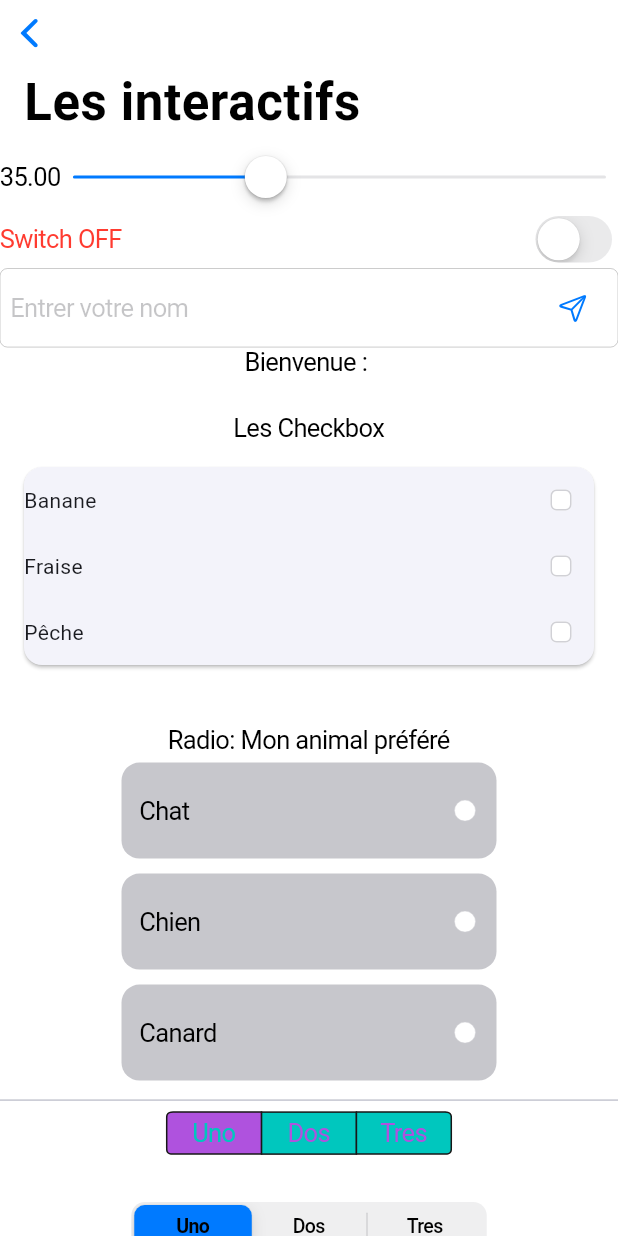
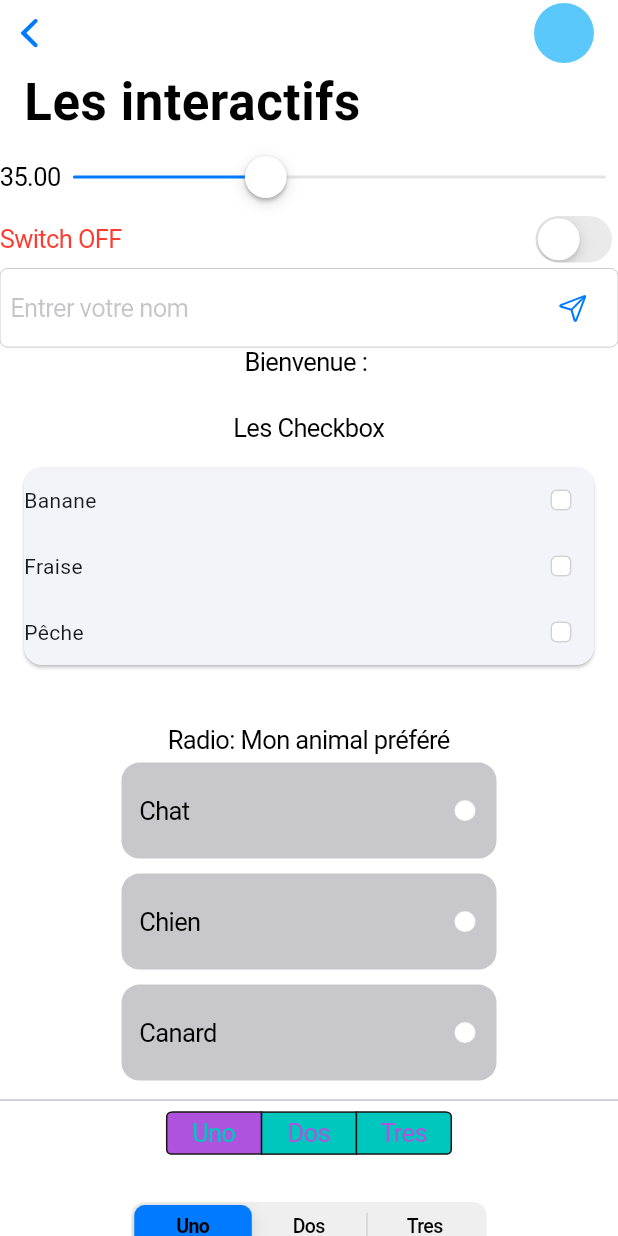
Before and after one commit to KifK2f/cupertino, a Flutter app: the IosInteractif screen opened directly, on a phone screen of 412 x 824 dp. Run offline on Flutter 3.47's test engine with Material 3 defaults, Android fonts, the phone set to English and light mode, and no system bars.

Commit message:
CupertinoActivityIndicator etCupertinoContextMenuAction Ok

```diff
--- a/lib/ios_material/ios_interactifs.dart
+++ b/lib/ios_material/ios_interactifs.dart
@@ -33,6 +33,10 @@ class _InteractifState extends State<IosInteractif> {
     3: const Padding(padding: EdgeInsets.symmetric(horizontal: 16), child: Text("Tres"),)
   };
   int _currentSegment = 0;
+
+  bool isAnimating = false;
+  Color _circular = CupertinoColors.systemTeal;
+
 
   //méthods for updates
   void _updateSlider(double newValue){
@@ -77,11 +81,39 @@ class _InteractifState extends State<IosInteractif> {
     return CupertinoPageScaffold(
       child: CustomScrollView(
         slivers: [
-          const CupertinoSliverNavigationBar(
-            largeTitle: Text("Les interactifs"),
+          CupertinoSliverNavigationBar(
+            largeTitle: const Text("Les interactifs"),
+            trailing: CupertinoContextMenu(
+                actions: [
+                  CupertinoContextMenuAction(child: const Text("Système Red"),
+                    onPressed: (){
+                      setState(() {
+                        Navigator.pop(context);
+                        _circular = CupertinoColors.systemRed;
+                      });
+                    },),
+                  CupertinoContextMenuAction(child: const Text("Annuler"),
+                    isDestructiveAction: true,
+                    onPressed: (() => Navigator.pop(context)),
+                  ),
+
+                  CupertinoContextMenuAction(child: const Text("System Teal"),
+                    isDestructiveAction: false,
+                    onPressed: ((){
+                      Navigator.pop(context);
+                      setState(() {
+                        _circular = CupertinoColors.systemTeal;
+                      });
+                    }),
+                  ),
+                ],
+                child: CircleAvatar(
+                  backgroundColor: _circular,
+                )
+            ),
           ),
-          SliverFillRemaining(
-            child: Column(
+          SliverList.list(
+            children: [Column(
               children: [
                 Row(
                   children: [
@@ -175,9 +207,37 @@ class _InteractifState extends State<IosInteractif> {
                       });
                     }
                 ),
+
+                const SizedBox(height: 24,),
+                Row(
+                  mainAxisAlignment: MainAxisAlignment.spaceAround,
+                  children: [
+                    Text("Activity indicator"),
+                    CupertinoActivityIndicator(animating: isAnimating,
+                      radius: 24,
+                      color: Colors.blue,),
+
+                    CupertinoButton(
+                      onPressed: (){
+                        setState(() {
+                          isAnimating = !isAnimating;
+                        });
+                      },
+                        child: Icon(isAnimating
+                        ? CupertinoIcons.stop_circle_fill
+                            : CupertinoIcons.play_circle_fill
+                        ))
+                  ],
+                ),
+                const SizedBox(height: 23,),
+
+
+                const SizedBox(height: 60,),
+
               ],
             ),
-          )
+    ],
+          ),
         ],
       ),
     );
```
